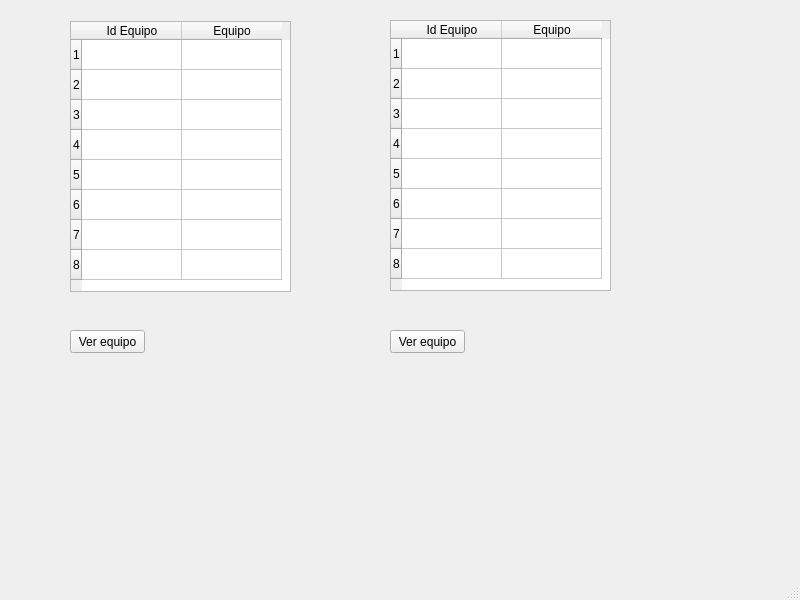
Old version of the form Proyecto-Est-DatosI/grupos.ui in the repository kenneth52mm/Proyecto-Est-Datos-I.
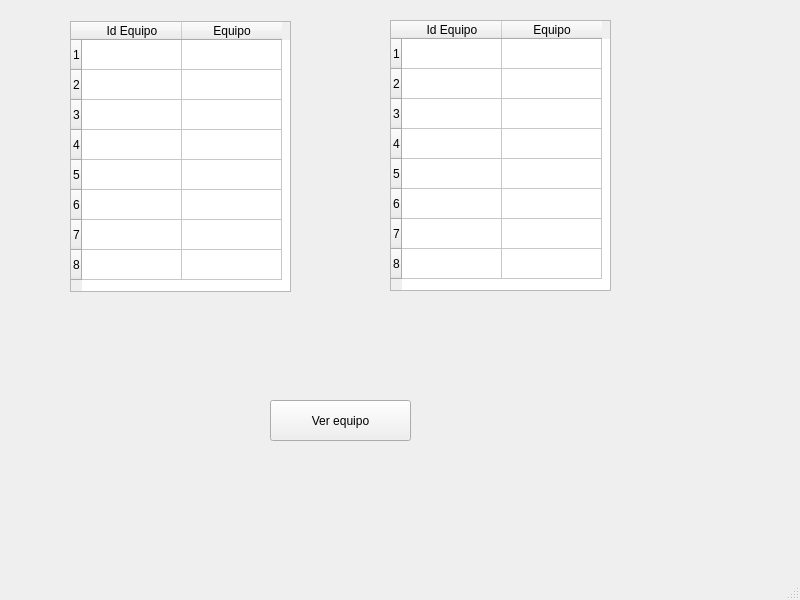
New version of the form.

Commit message: Programacion de Grupos

Diff of the .ui file:
```diff
--- a/Proyecto-Est-DatosI/grupos.ui
+++ b/Proyecto-Est-DatosI/grupos.ui
@@ -48,26 +48,13 @@
      </property>
     </column>
    </widget>
-   <widget class="QPushButton" name="btnVerGrupoB">
-    <property name="geometry">
-     <rect>
-      <x>390</x>
-      <y>330</y>
-      <width>75</width>
-      <height>23</height>
-     </rect>
-    </property>
-    <property name="text">
-     <string>Ver equipo</string>
-    </property>
-   </widget>
    <widget class="QPushButton" name="btnVerGrupoA">
     <property name="geometry">
      <rect>
-      <x>70</x>
-      <y>330</y>
-      <width>75</width>
-      <height>23</height>
+      <x>270</x>
+      <y>400</y>
+      <width>141</width>
+      <height>41</height>
      </rect>
     </property>
     <property name="text">
```
The commit also changes 58 other files.
